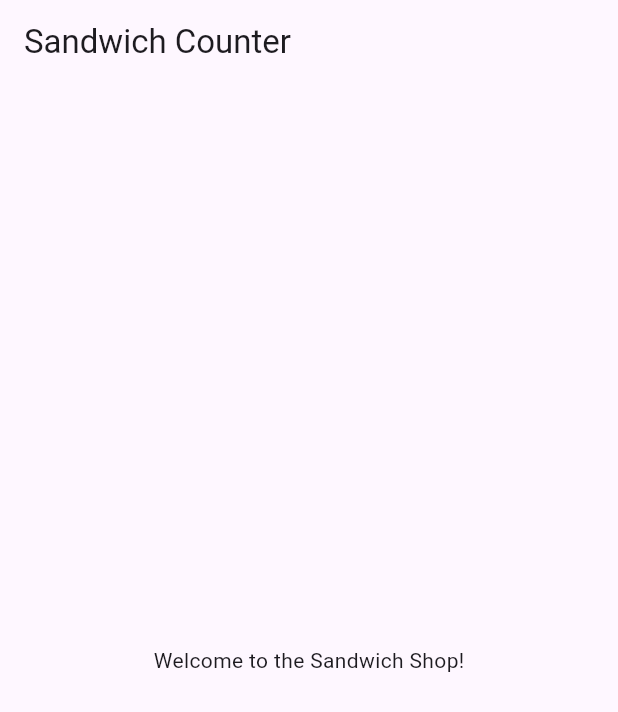
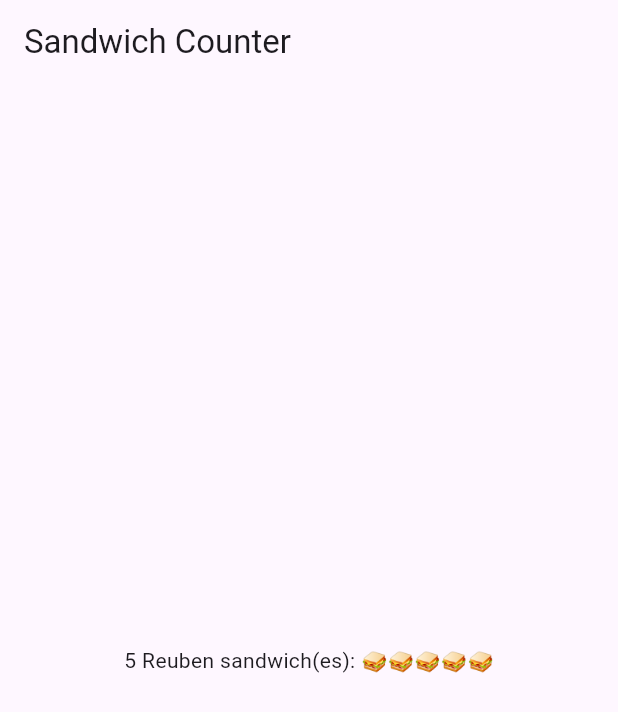
Before and after one commit to undreameba/sandwich_shop, a Flutter app: the screen it shows after launch, on a phone screen of 412 x 824 dp. Shown: the top 712 px of the screen. Run offline on Flutter 3.47's test engine with Material 3 defaults, Android fonts, the phone set to English and light mode, and no system bars.

Commit message:
use OrderItemDisplay in app

```diff
--- a/lib/main.dart
+++ b/lib/main.dart
@@ -16,7 +16,7 @@ class MyApp extends StatelessWidget {
       home: Scaffold(
         appBar: AppBar(title: const Text('Sandwich Counter')),
         body: const Center(
-          child: Text('Welcome to the Sandwich Shop!'),
+          child: OrderItemDisplay(5, 'Reuben'),
         ),
       ),
     );
```
